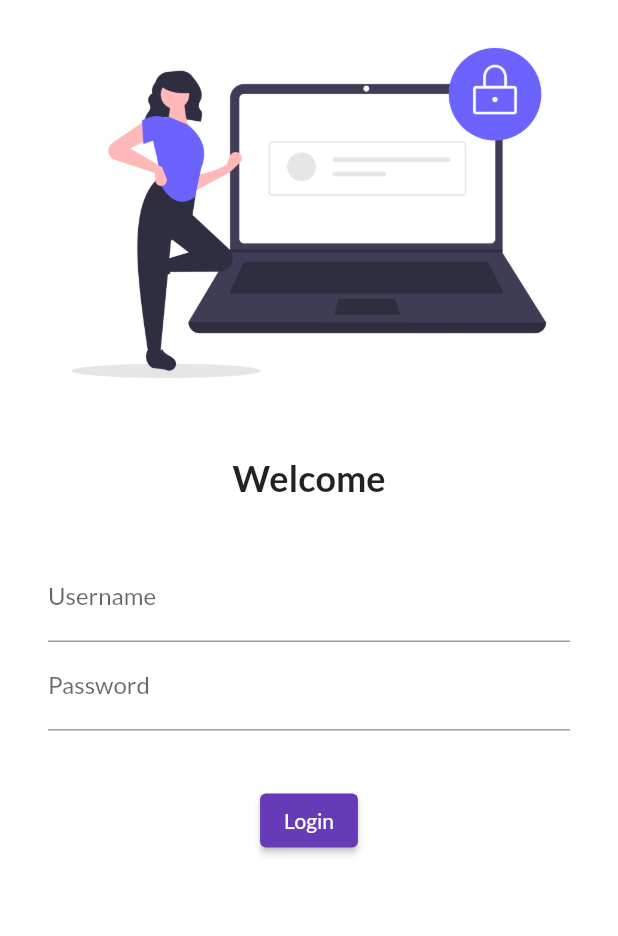
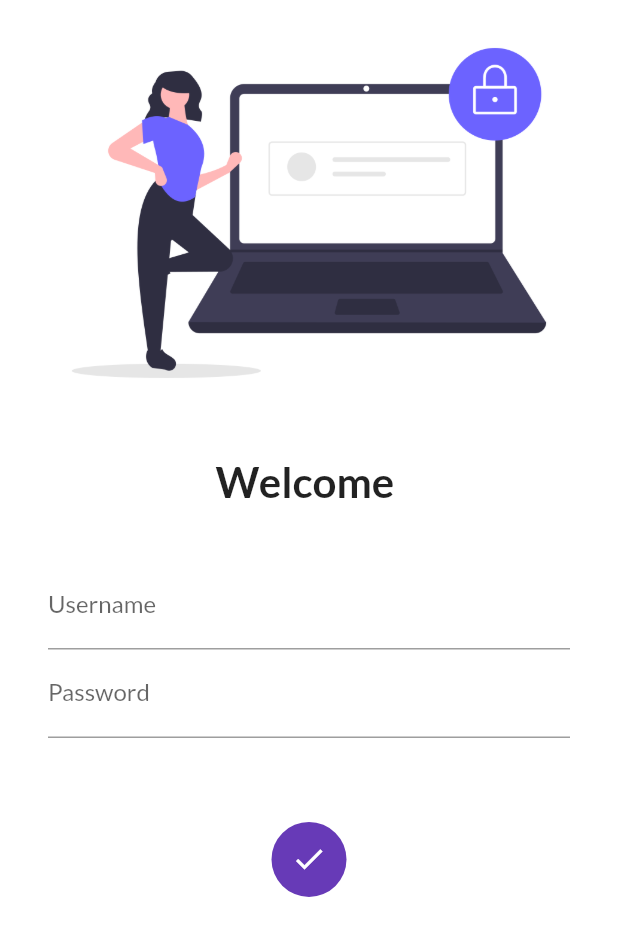
Before and after one commit to AbhiYHub/Flutter-Catalog-app, a Flutter app: the screen it shows after launch, after a tap on "Login", on a phone screen of 412 x 824 dp. Shown: the top 936 px of the screen. Run offline on Flutter 3.47's test engine with Material 2 defaults, Android fonts, the phone set to English and light mode, and no system bars; our stand-ins replace google_fonts.

Commit message:
Added animation to login button

```diff
--- a/lib/main.dart
+++ b/lib/main.dart
@@ -1,4 +1,5 @@
 import 'package:flutter/material.dart';
+import 'package:flutter_catalog/utils/routes.dart';
 import 'package:google_fonts/google_fonts.dart';
 import 'pages/home_page.dart';
 import 'pages/login_page.dart';
@@ -21,8 +22,8 @@ class MyApp extends StatelessWidget {
       initialRoute: "/login",
       routes: {
         "/": (context) => LoginPage(),
-        "/home": (context) => HomePage(),
-        "/login": (context) => LoginPage(),
+        MyRoutes.homeRoute: (context) => HomePage(),
+        MyRoutes.loginRoute: (context) => LoginPage(),
       },
     );
   }
--- a/lib/pages/login_page.dart
+++ b/lib/pages/login_page.dart
@@ -1,12 +1,23 @@
 // ignore_for_file: prefer_const_constructors
 
 import 'package:flutter/material.dart';
+import 'package:flutter/widgets.dart';
+import 'package:flutter_catalog/utils/routes.dart';
 
-class LoginPage extends StatelessWidget {
+class LoginPage extends StatefulWidget {
+  @override
+  State<LoginPage> createState() => _LoginPageState();
+}
+
+class _LoginPageState extends State<LoginPage> {
+  String name = "";
+  bool onClick = false;
+
   @override
   Widget build(BuildContext context) {
     return Material(
       color: Colors.white,
+      child: SingleChildScrollView(
         child: Column(
           children: [
             Image.asset(
@@ -17,9 +28,9 @@ class LoginPage extends StatelessWidget {
               height: 20.0,
             ),
             Text(
-            "Welcome",
+              "Welcome $name",
               style: TextStyle(
-              fontSize: 24,
+                fontSize: 28,
                 fontWeight: FontWeight.bold,
               ),
             ),
@@ -36,6 +47,10 @@ class LoginPage extends StatelessWidget {
                       hintText: "Enter Username",
                       labelText: "Username",
                     ),
+                    onChanged: (value) {
+                      name = value;
+                      setState(() {});
+                    },
                   ),
                   TextFormField(
                     obscureText: true,
@@ -48,16 +63,43 @@ class LoginPage extends StatelessWidget {
               ),
             ),
             SizedBox(
-            height: 20.0,
+              height: 40.0,
             ),
-          ElevatedButton(
-            child: Text("Login"),
-            style: TextButton.styleFrom(),
-            onPressed: () {
-
+            InkWell(
+              onTap: () {
+                setState(() {
+                  onClick = true;
+                });
+                // Navigator.pushNamed(context, MyRoutes.homeRoute);
               },
-          )
+              child: AnimatedContainer(
+                duration: Duration(seconds: 1),
+                height: 50,
+                width: onClick ? 50 : 120,
+                alignment: Alignment.center,
+                child: onClick ? Icon(Icons.done, color: Colors.white,) : Text(
+                  "Login",
+                  style: TextStyle(
+                    color: Colors.white,
+                    fontWeight: FontWeight.bold,
+                    fontSize: 18
+                  ),
+                ),
+                decoration: BoxDecoration(
+                  color: Colors.deepPurple,
+                  borderRadius: BorderRadius.circular(onClick? 50 : 8),
+                ),
+              ),
+            ),
+            // ElevatedButton(
+            //   child: Text("Login"),
+            //   style: TextButton.styleFrom(minimumSize: Size(100, 40)),
+            //   onPressed: () {
+            //     Navigator.pushNamed(context, MyRoutes.homeRoute);
+            //   },
+            // ),
           ],
+        ),
       ),
     );
   }
--- /dev/null
+++ b/lib/utils/routes.dart
@@ -0,0 +1,4 @@
+class MyRoutes{
+  static String loginRoute = "/login";
+  static String homeRoute = "/home";
+}
```
Lines whose indentation alone changed are shown as unchanged.
